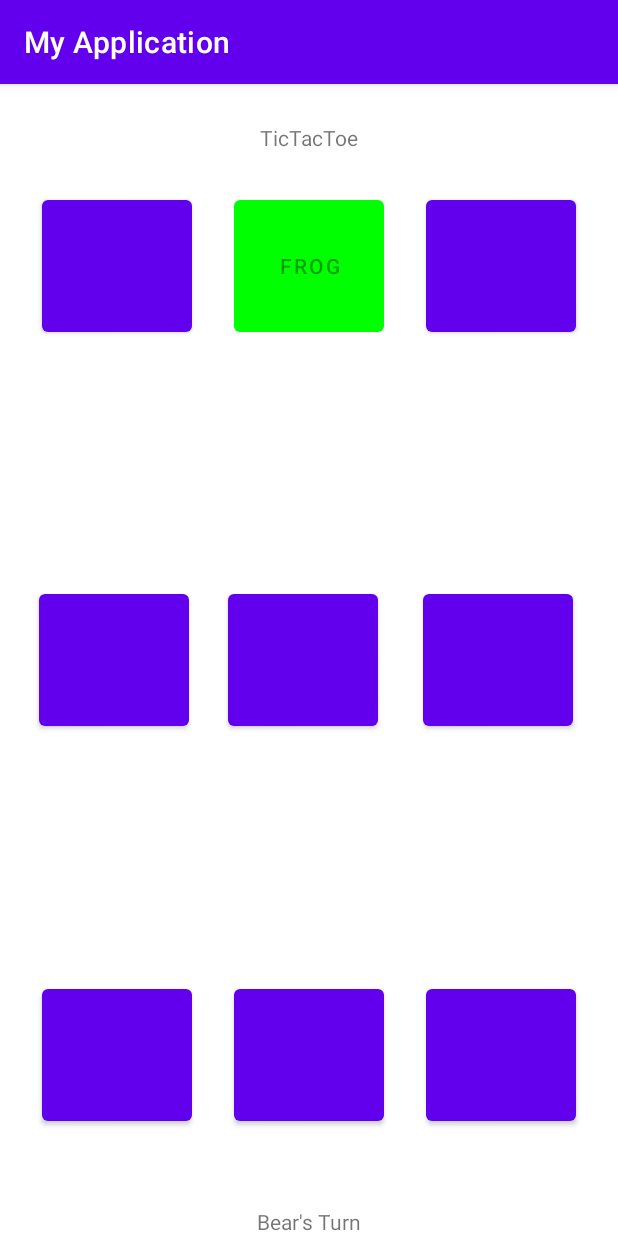
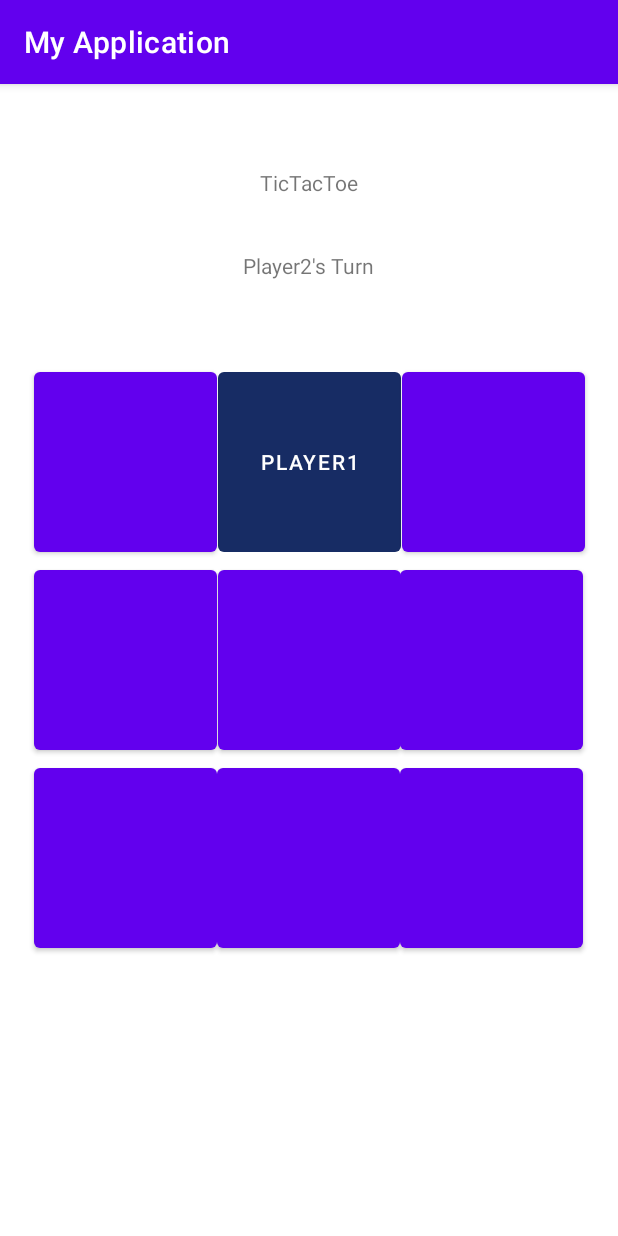
Before and after one commit to GracieZh/Tic-tac-toe, an Android app: the screen it shows after launch (MainActivity), after a tap on an icon or button, on a phone screen of 412 x 824 dp. Run offline under Robolectric (Android 15) with nearby library versions, the phone set to English and light mode, and no system bars.

Commit message:
Second Version
- Changed colours
- Renamed players
- Adjust layout

```diff
--- a/app/src/main/java/com/example/myapplication/MainActivity.java
+++ b/app/src/main/java/com/example/myapplication/MainActivity.java
@@ -36,31 +36,32 @@ public class MainActivity extends AppCompatActivity
     public void disable(View v)
     {
         v.setEnabled(false);
-        v.setBackgroundColor(Color.GREEN);
+        v.setBackgroundColor(Color.rgb(23,44,100));
 
 
         TextView text=(TextView)v;
         TextView tv2 = (TextView)findViewById(R.id.textView2);
+        text.setTextColor(Color.WHITE);
         View newGV = findViewById(R.id.newG);
         newGV.setVisibility(View.INVISIBLE);
 
-        if(prevTurn == "Frog")
+        if(prevTurn == "Player1")
         {
-            tv2.setText("Frog's Turn");
-            text.setText("Bear");
-            prevTurn = "Bear";
+            tv2.setText("Player1's Turn");
+            text.setText("Player2");
+            prevTurn = "Player2";
         }
-        else if(prevTurn == "Bear")
+        else if(prevTurn == "Player2")
         {
-            tv2.setText("Bear's Turn");
-            text.setText("Frog");
-            prevTurn = "Frog";
+            tv2.setText("Player2's Turn");
+            text.setText("Player1");
+            prevTurn = "Player1";
         }
         else
         {
-            tv2.setText("Bear's Turn");
-            text.setText("Frog"); // frog goes first
-            prevTurn = "Frog";
+            tv2.setText("Player2's Turn");
+            text.setText("Player1"); // Player1 goes first
+            prevTurn = "Player1";
         }
         fillGrid(v);
 
--- a/app/src/main/res/layout/activity_main.xml
+++ b/app/src/main/res/layout/activity_main.xml
@@ -11,67 +11,68 @@
         android:id="@+id/textView"
         android:layout_width="wrap_content"
         android:layout_height="wrap_content"
-        android:layout_marginTop="8dp"
-        android:layout_marginBottom="8dp"
         android:text="TicTacToe"
-        app:layout_constraintBottom_toTopOf="@id/b2"
+        app:layout_constraintBottom_toTopOf="@+id/textView2"
         app:layout_constraintEnd_toEndOf="parent"
+        app:layout_constraintStart_toStartOf="parent"
+        app:layout_constraintTop_toTopOf="parent"
+        app:layout_constraintVertical_bias="0.611" />
+
+    <Button
+        android:id="@+id/b2"
+        android:layout_width="122dp"
+        android:layout_height="132dp"
+        android:onClick="disable"
+        android:visibility="visible"
+        app:layout_constraintBottom_toTopOf="@+id/b5"
+        app:layout_constraintEnd_toEndOf="parent"
+        app:layout_constraintHorizontal_bias="0.501"
+        app:layout_constraintStart_toStartOf="parent"
+        app:layout_constraintTop_toTopOf="parent"
+        app:layout_constraintVertical_bias="1.0" />
+
+    <Button
+        android:id="@+id/b1"
+        android:layout_width="122dp"
+        android:layout_height="132dp"
+        android:onClick="disable"
+        android:visibility="visible"
+        app:layout_constraintBottom_toTopOf="@+id/b4"
+        app:layout_constraintEnd_toEndOf="parent"
+        app:layout_constraintHorizontal_bias="0.079"
+        app:layout_constraintStart_toStartOf="parent"
+        app:layout_constraintTop_toTopOf="parent"
+        app:layout_constraintVertical_bias="1.0" />
+
+    <Button
+        android:id="@+id/b3"
+        android:layout_width="122dp"
+        android:layout_height="132dp"
+        android:onClick="disable"
+        android:visibility="visible"
+        app:layout_constraintBottom_toTopOf="@+id/b6"
+        app:layout_constraintEnd_toEndOf="parent"
+        app:layout_constraintHorizontal_bias="0.923"
+        app:layout_constraintStart_toStartOf="parent"
+        app:layout_constraintTop_toTopOf="parent"
+        app:layout_constraintVertical_bias="1.0" />
+
+    <Button
+        android:id="@+id/b6"
+        android:layout_width="122dp"
+        android:layout_height="132dp"
+        android:onClick="disable"
+        android:visibility="visible"
+        app:layout_constraintBottom_toBottomOf="parent"
+        app:layout_constraintEnd_toEndOf="parent"
+        app:layout_constraintHorizontal_bias="0.92"
         app:layout_constraintStart_toStartOf="parent"
         app:layout_constraintTop_toTopOf="parent" />
 
     <Button
-        android:id="@+id/b2"
-        android:layout_width="100dp"
-        android:layout_height="100dp"
-        android:layout_marginTop="8dp"
-        android:layout_marginBottom="100dp"
-        android:onClick="disable"
-        android:visibility="visible"
-        app:layout_constraintBottom_toTopOf="@+id/b5"
-        app:layout_constraintEnd_toEndOf="parent"
-        app:layout_constraintStart_toStartOf="parent"
-        app:layout_constraintTop_toTopOf="parent" />
-
-    <Button
-        android:id="@+id/b1"
-        android:layout_width="100dp"
-        android:layout_height="100dp"
-        android:layout_marginStart="8dp"
-        android:layout_marginLeft="8dp"
-        android:layout_marginTop="8dp"
-        android:layout_marginEnd="8dp"
-        android:layout_marginRight="8dp"
-        android:layout_marginBottom="100dp"
-        android:onClick="disable"
-        android:visibility="visible"
-        app:layout_constraintBottom_toTopOf="@+id/b4"
-        app:layout_constraintEnd_toStartOf="@+id/b2"
-        app:layout_constraintStart_toStartOf="parent"
-        app:layout_constraintTop_toTopOf="parent" />
-
-    <Button
-        android:id="@+id/b3"
-        android:layout_width="100dp"
-        android:layout_height="100dp"
-        android:layout_marginStart="8dp"
-        android:layout_marginLeft="8dp"
-        android:layout_marginTop="8dp"
-        android:layout_marginEnd="8dp"
-        android:layout_marginRight="8dp"
-        android:layout_marginBottom="100dp"
-        android:onClick="disable"
-        android:visibility="visible"
-        app:layout_constraintBottom_toTopOf="@+id/b6"
-        app:layout_constraintEnd_toEndOf="parent"
-        app:layout_constraintStart_toEndOf="@+id/b2"
-        app:layout_constraintTop_toTopOf="parent" />
-
-    <Button
         android:id="@+id/b5"
-        android:layout_width="100dp"
-        android:layout_height="100dp"
-        android:layout_marginEnd="8dp"
-        android:layout_marginRight="8dp"
+        android:layout_width="122dp"
+        android:layout_height="132dp"
         android:onClick="disable"
         android:visibility="visible"
         app:layout_constraintBottom_toBottomOf="parent"
@@ -81,101 +82,77 @@
 
     <Button
         android:id="@+id/b4"
-        android:layout_width="100dp"
-        android:layout_height="100dp"
-        android:layout_marginStart="8dp"
-        android:layout_marginLeft="8dp"
-        android:layout_marginEnd="8dp"
-        android:layout_marginRight="8dp"
+        android:layout_width="122dp"
+        android:layout_height="132dp"
         android:onClick="disable"
         android:visibility="visible"
         app:layout_constraintBottom_toBottomOf="parent"
-        app:layout_constraintEnd_toStartOf="@+id/b5"
+        app:layout_constraintEnd_toEndOf="parent"
+        app:layout_constraintHorizontal_bias="0.079"
         app:layout_constraintStart_toStartOf="parent"
         app:layout_constraintTop_toTopOf="parent" />
 
     <Button
-        android:id="@+id/b6"
-        android:layout_width="100dp"
-        android:layout_height="100dp"
-        android:layout_marginStart="8dp"
-        android:layout_marginLeft="8dp"
-        android:layout_marginEnd="8dp"
-        android:layout_marginRight="8dp"
+        android:id="@+id/b8"
+        android:layout_width="122dp"
+        android:layout_height="132dp"
         android:onClick="disable"
         android:visibility="visible"
         app:layout_constraintBottom_toBottomOf="parent"
         app:layout_constraintEnd_toEndOf="parent"
-        app:layout_constraintStart_toEndOf="@+id/b5"
-        app:layout_constraintTop_toTopOf="parent" />
+        app:layout_constraintHorizontal_bias="0.498"
+        app:layout_constraintStart_toStartOf="parent"
+        app:layout_constraintTop_toBottomOf="@+id/b5"
+        app:layout_constraintVertical_bias="0.0" />
 
     <Button
-        android:id="@+id/b8"
-        android:layout_width="100dp"
-        android:layout_height="100dp"
-        android:layout_marginTop="100dp"
-        android:layout_marginBottom="8dp"
+        android:id="@+id/b7"
+        android:layout_width="122dp"
+        android:layout_height="132dp"
         android:onClick="disable"
         android:visibility="visible"
         app:layout_constraintBottom_toBottomOf="parent"
         app:layout_constraintEnd_toEndOf="parent"
+        app:layout_constraintHorizontal_bias="0.079"
         app:layout_constraintStart_toStartOf="parent"
-        app:layout_constraintTop_toBottomOf="@+id/b5" />
-
-    <Button
-        android:id="@+id/b7"
-        android:layout_width="100dp"
-        android:layout_height="100dp"
-        android:layout_marginStart="8dp"
-        android:layout_marginLeft="8dp"
-        android:layout_marginTop="100dp"
-        android:layout_marginEnd="8dp"
-        android:layout_marginRight="8dp"
-        android:layout_marginBottom="8dp"
-        android:onClick="disable"
-        android:visibility="visible"
-        app:layout_constraintBottom_toBottomOf="parent"
-        app:layout_constraintEnd_toStartOf="@+id/b8"
-        app:layout_constraintStart_toStartOf="parent"
-        app:layout_constraintTop_toBottomOf="@+id/b4" />
+        app:layout_constraintTop_toBottomOf="@+id/b4"
+        app:layout_constraintVertical_bias="0.0" />
 
     <Button
         android:id="@+id/b9"
-        android:layout_width="100dp"
-        android:layout_height="100dp"
-        android:layout_marginStart="8dp"
-        android:layout_marginLeft="8dp"
-        android:layout_marginTop="100dp"
-        android:layout_marginEnd="8dp"
-        android:layout_marginRight="8dp"
-        android:layout_marginBottom="8dp"
+        android:layout_width="122dp"
+        android:layout_height="132dp"
         android:onClick="disable"
         android:visibility="visible"
         app:layout_constraintBottom_toBottomOf="parent"
         app:layout_constraintEnd_toEndOf="parent"
-        app:layout_constraintStart_toEndOf="@+id/b8"
-        app:layout_constraintTop_toBottomOf="@+id/b6" />
+        app:layout_constraintHorizontal_bias="0.92"
+        app:layout_constraintStart_toStartOf="parent"
+        app:layout_constraintTop_toBottomOf="@+id/b6"
+        app:layout_constraintVertical_bias="0.0" />
 
     <TextView
         android:id="@+id/textView2"
         android:layout_width="wrap_content"
         android:layout_height="wrap_content"
         android:text="hello"
-        app:layout_constraintBottom_toBottomOf="parent"
+        app:layout_constraintBottom_toTopOf="@+id/b2"
         app:layout_constraintEnd_toEndOf="parent"
-        app:layout_constraintStart_toStartOf="parent" />
+        app:layout_constraintHorizontal_bias="0.498"
+        app:layout_constraintStart_toStartOf="parent"
+        app:layout_constraintTop_toTopOf="parent"
+        app:layout_constraintVertical_bias="0.669" />
 
     <Button
         android:id="@+id/newG"
-        android:layout_width="wrap_content"
-        android:layout_height="wrap_content"
-        android:layout_marginTop="4dp"
+        android:layout_width="123dp"
+        android:layout_height="41dp"
         android:onClick="newGame"
         android:text="New Game"
         android:visibility="visible"
+        app:layout_constraintBottom_toBottomOf="parent"
         app:layout_constraintEnd_toEndOf="parent"
-        app:layout_constraintHorizontal_bias="0.525"
-        app:layout_constraintStart_toEndOf="@+id/textView"
-        app:layout_constraintTop_toTopOf="parent" />
+        app:layout_constraintStart_toStartOf="parent"
+        app:layout_constraintTop_toBottomOf="@+id/b8" />
 
 </androidx.constraintlayout.widget.ConstraintLayout>
```
